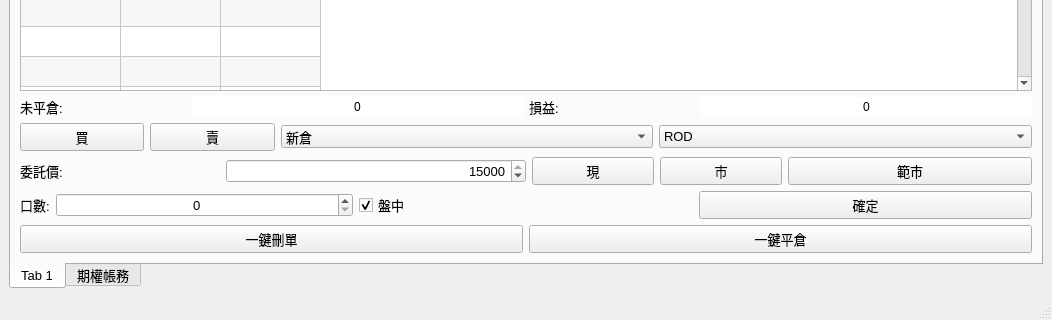
First picture: the form in APIver1/UI/MainWindow.ui, repository clamgee/python-code, before the edit; both pictures show x 0 to 1052 and y 236 to 556 of the 1052 by 556 pixel window.
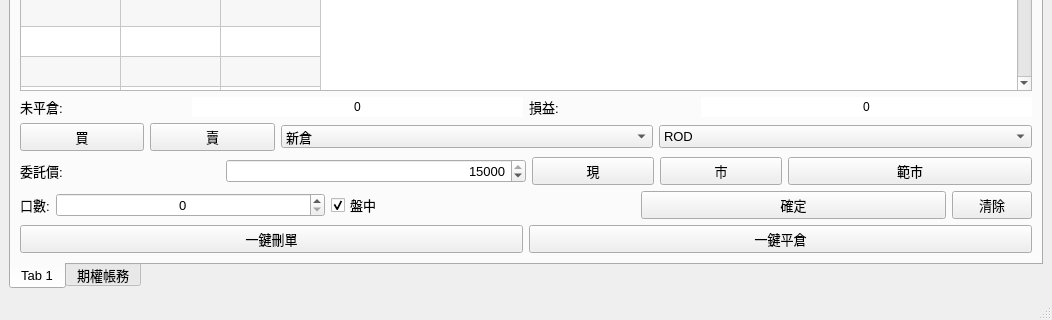
Second picture: the form after the edit.

Diff of the .ui file:
```diff
--- a/APIver1/UI/MainWindow.ui
+++ b/APIver1/UI/MainWindow.ui
@@ -324,7 +324,7 @@
              </layout>
             </item>
             <item>
-             <layout class="QHBoxLayout" name="horizontalLayout_9" stretch="1,1,1">
+             <layout class="QHBoxLayout" name="horizontalLayout_9" stretch="1,1,1,0">
               <item>
                <layout class="QHBoxLayout" name="horizontalLayout_4" stretch="0,2">
                 <item>
@@ -360,6 +360,13 @@
                 </property>
                </widget>
               </item>
+              <item>
+               <widget class="QPushButton" name="pushButton_4">
+                <property name="text">
+                 <string>清除</string>
+                </property>
+               </widget>
+              </item>
              </layout>
             </item>
             <item>
```
